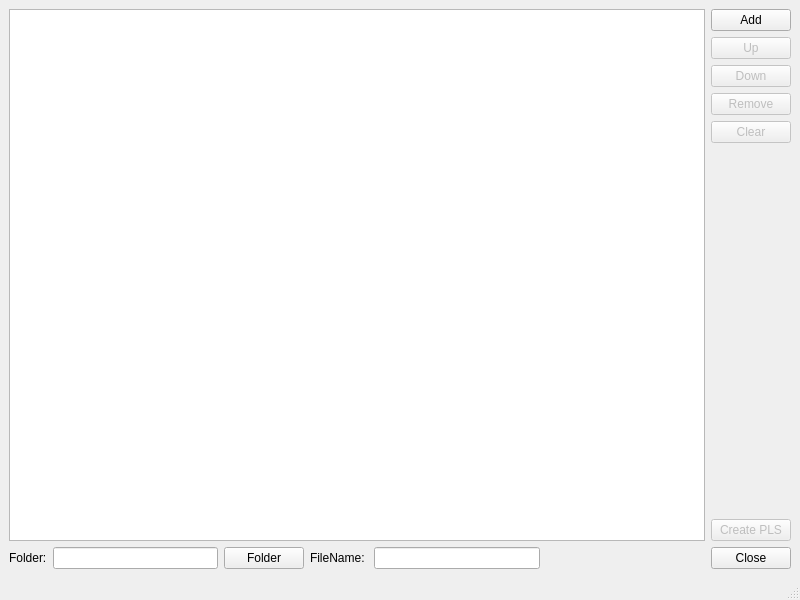
This is mainwindow.ui in YoshimasaAwata/MakePlayList as Qt 5 draws it before an edit. The edited form follows.
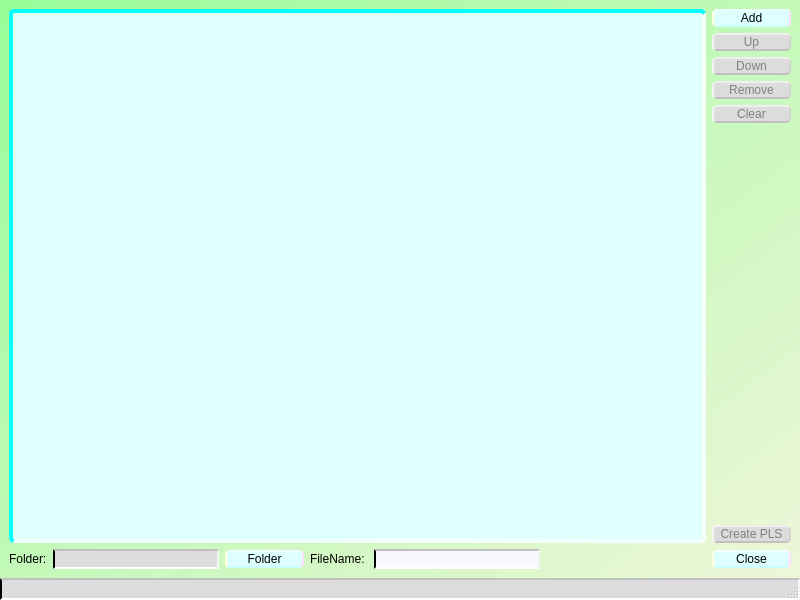
This is the edited form. Custom widgets are drawn as their Qt base class.

```diff
--- a/mainwindow.ui
+++ b/mainwindow.ui
@@ -19,12 +19,75 @@
   <property name="windowTitle">
    <string>MainWindow</string>
   </property>
+  <property name="styleSheet">
+   <string notr="true">QMainWindow {
+background-color: qlineargradient(spread:pad, x1:0, y1:0, x2:1, y2:1, stop:0 rgba(152, 252, 152, 255), stop:1 rgba(240, 246, 218, 255));
+}
+
+QPushButton {
+    width: 75px;
+    color: black;
+ 	background-color: #ddffff;
+    border-top: 2px solid #eeffff;
+    border-right: 2px solid #ffddff;
+    border-bottom: 2px solid #ccffff;
+    border-left: 2px solid #ffffdd;
+    border-radius: 5px;
+}
+
+QPushButton:hover {
+	color: black;
+    background-color: aqua;
+}
+
+QPushButton:pressed {
+    color: white;
+ 	background-color: #0000ff;
+    border-top: 2px solid #ccffff;
+    border-right: 2px solid #ffffdd;
+    border-bottom: 2px solid #eeffff;
+    border-left: 2px solid #ffddff;
+}
+
+QPushButton:disabled {
+    color: gray;
+ 	background-color: gainsboro;
+    border-top: 2px solid #f0f0f0;
+    border-right: 2px solid lightgray;
+    border-bottom: 2px solid silver;
+    border-left: 2px solid whitesmoke;
+}
+
+QStatusBar {
+ 	background-color: gainsboro;
+    border-top: 2px solid silver;
+    border-right: 2px solid whitesmoke;
+    border-bottom: 2px solid white;
+    border-left: 2px solid rightgray;
+}</string>
+  </property>
   <widget class="QWidget" name="centralwidget">
    <layout class="QVBoxLayout" name="verticalLayout_2">
     <item>
      <layout class="QHBoxLayout" name="horizontalLayout_2">
       <item>
        <widget class="FileList" name="fileListWidget">
+        <property name="styleSheet">
+         <string notr="true">QListWidget {
+  background-color: lightcyan;
+  border-radius: 5px;
+  border-top: 4px solid cyan;
+  border-right: 4px solid mintcream;
+  border-bottom: 4px solid azure;
+  border-left: 4px solid cyan;
+}
+
+QListWidget::item:selected {
+    color: navy;
+ 	background-color: cyan;
+}
+</string>
+        </property>
         <property name="selectionMode">
          <enum>QAbstractItemView::SelectionMode::ContiguousSelection</enum>
         </property>
@@ -34,6 +97,9 @@
        <layout class="QVBoxLayout" name="verticalLayout">
         <item>
          <widget class="QPushButton" name="addButton">
+          <property name="styleSheet">
+           <string notr="true"/>
+          </property>
           <property name="text">
            <string>Add</string>
           </property>
@@ -44,6 +110,9 @@
           <property name="enabled">
            <bool>false</bool>
           </property>
+          <property name="styleSheet">
+           <string notr="true"/>
+          </property>
           <property name="text">
            <string>Up</string>
           </property>
@@ -54,6 +123,9 @@
           <property name="enabled">
            <bool>false</bool>
           </property>
+          <property name="styleSheet">
+           <string notr="true"/>
+          </property>
           <property name="text">
            <string>Down</string>
           </property>
@@ -64,6 +136,9 @@
           <property name="enabled">
            <bool>false</bool>
           </property>
+          <property name="styleSheet">
+           <string notr="true"/>
+          </property>
           <property name="text">
            <string>Remove</string>
           </property>
@@ -74,6 +149,9 @@
           <property name="enabled">
            <bool>false</bool>
           </property>
+          <property name="styleSheet">
+           <string notr="true"/>
+          </property>
           <property name="text">
            <string>Clear</string>
           </property>
@@ -97,6 +175,9 @@
           <property name="enabled">
            <bool>false</bool>
           </property>
+          <property name="styleSheet">
+           <string notr="true"/>
+          </property>
           <property name="text">
            <string>Create PLS</string>
           </property>
@@ -117,6 +198,15 @@
       </item>
       <item>
        <widget class="FileDirEdit" name="folderLineEdit">
+        <property name="styleSheet">
+         <string notr="true">QLineEdit {
+ 	background-color: gainsboro;
+    border-top: 2px solid silver;
+    border-right: 2px solid whitesmoke;
+    border-bottom: 2px solid white;
+    border-left: 2px solid rightgray;
+}</string>
+        </property>
         <property name="readOnly">
          <bool>true</bool>
         </property>
@@ -124,6 +214,9 @@
       </item>
       <item>
        <widget class="QPushButton" name="folderButton">
+        <property name="styleSheet">
+         <string notr="true"/>
+        </property>
         <property name="text">
          <string>Folder</string>
         </property>
@@ -137,7 +230,17 @@
        </widget>
       </item>
       <item>
-       <widget class="FileDirEdit" name="fileNameLineEdit"/>
+       <widget class="FileDirEdit" name="fileNameLineEdit">
+        <property name="styleSheet">
+         <string notr="true">QLineEdit {
+ 	background-color: ghostwhite;
+    border-top: 2px solid silver;
+    border-right: 2px solid whitesmoke;
+    border-bottom: 2px solid white;
+    border-left: 2px solid rightgray;
+}</string>
+        </property>
+       </widget>
       </item>
       <item>
        <spacer name="horizontalSpacer">
@@ -154,6 +257,9 @@
       </item>
       <item>
        <widget class="QPushButton" name="closeButton">
+        <property name="styleSheet">
+         <string notr="true"/>
+        </property>
         <property name="text">
          <string>Close</string>
         </property>
```
Left out of the diff: 41 changed lines with no effect on the pictures.
